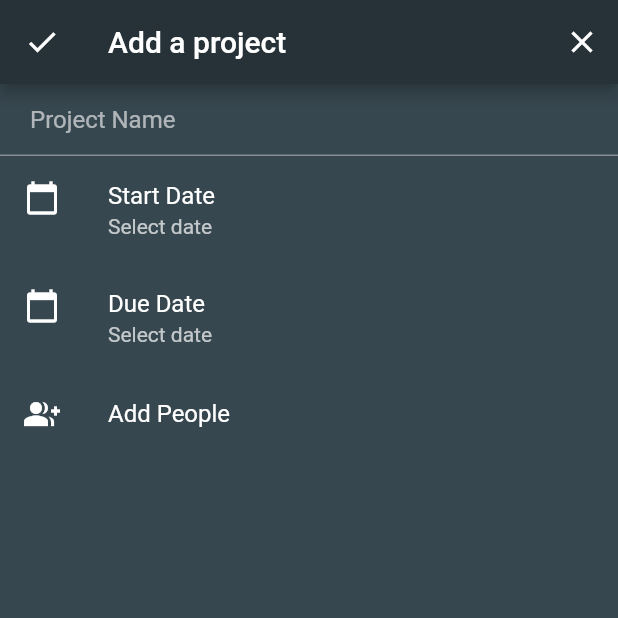
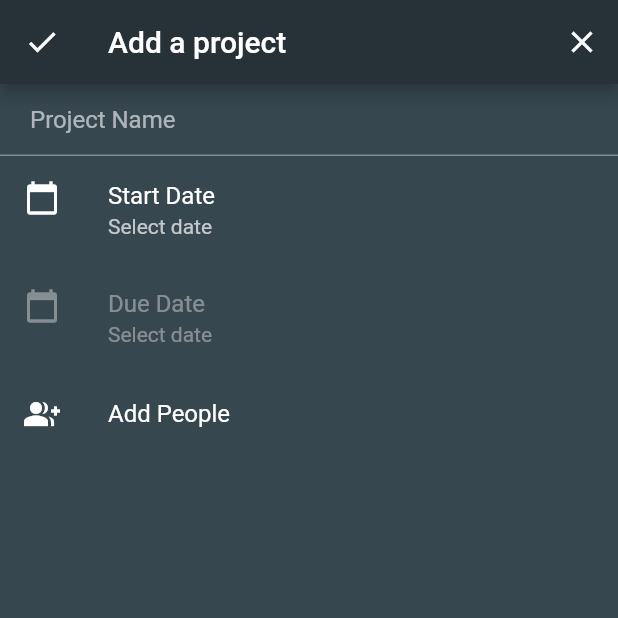
Before and after one commit to Masfik/tempo, a Flutter app: the AddProjectScreen screen opened by its route, on a phone screen of 412 x 824 dp, the top half of it. Run offline on Flutter 3.47's test engine with Material 2 defaults, Android fonts, the phone set to English and light mode, and no system bars; our stand-ins replace flutter_svg; missing offline and left inert: qrscan.

Commit message:
Created invariant for calendars + separated custom widget

```diff
--- a/client/lib/ui/pages/add_project.dart
+++ b/client/lib/ui/pages/add_project.dart
@@ -1,8 +1,14 @@
 import 'package:Tempo/models/project.dart';
 import 'package:Tempo/models/team.dart';
 import 'package:Tempo/models/user.dart';
+import 'package:Tempo/ui/widgets/project/calendar_tile.dart';
 import 'package:flutter/material.dart';
 import 'package:intl/intl.dart';
+
+enum CalendarType {
+  start,
+  due
+}
 
 class AddProjectScreen extends StatefulWidget {
   @override
@@ -35,7 +41,7 @@ class _AddProjectScreenState extends State<AddProjectScreen> {
                 project.people = people;
                 project.team = team;
               } catch(e) {
-
+                print(e);
               }
             }
           },
@@ -66,25 +72,16 @@ class _AddProjectScreenState extends State<AddProjectScreen> {
             Expanded(
               child: ListView(
                 children: <Widget>[
-                  ListTile(
-                    leading: Icon(
-                      Icons.calendar_today,
-                    ),
-                    title: Text('Start Date'),
-                    subtitle: Text(
-                        startDate != null ? DateFormat('E d MMM, y').format(startDate) : 'Select date'
-                    ),
-                    onTap: () => showCalendar(start: true),
+                  CalendarTile(
+                    title: 'Start Date',
+                    date: startDate,
+                    onTap: () => showCalendar(calendarType: CalendarType.start)
                   ),
-                  ListTile(
-                    leading: Icon(
-                      Icons.calendar_today,
-                    ),
-                    title: Text('Due Date'),
-                    subtitle: Text(
-                        dueDate != null ? DateFormat('E d MMM, y').format(dueDate) : 'Select date'
-                    ),
-                    onTap: () => showCalendar(start: false),
+                  CalendarTile(
+                    title: 'Due Date',
+                    date: dueDate,
+                    onTap: () => showCalendar(calendarType: CalendarType.due),
+                    enabled: startDate != null ? true : false,
                   ),
                   ListTile(
                     leading: Icon(
@@ -101,21 +98,32 @@ class _AddProjectScreenState extends State<AddProjectScreen> {
     );
   }
 
-  Future showCalendar({@required bool start}) async {
+  Future showCalendar({@required CalendarType calendarType}) async {
+    bool calendarStartType = calendarType == CalendarType.start;
+
+    DateTime now = DateTime.now();
+    now = DateTime(now.year, now.month, now.day);
+    DateTime initialDate = calendarStartType ? now : startDate;
+
     DateTime date = await showDatePicker(
       context: context,
-      initialDate: DateTime.now(),
-      firstDate: DateTime(DateTime.now().year),
-      lastDate: DateTime(DateTime.now().year + 20),
+      initialDate: initialDate,
+      firstDate: DateTime(initialDate.year),
+      lastDate: DateTime(initialDate.year + 20),
       selectableDayPredicate: (DateTime dateTime) {
-        DateTime now = DateTime.now();
+        DateTime sanitisedNow = calendarStartType ? now : startDate;
 
-        if (dateTime.isAfter(DateTime(now.year, now.month, now.day)))
+        if (dateTime.compareTo(sanitisedNow) >= 0)
           return true;
         return false;
       }
     );
-    if (start == true) setState(() => startDate = date);
+    if (calendarStartType) setState(() {
+      startDate = date;
+
+      if (dueDate != null && dueDate.compareTo(startDate) <= 0)
+        dueDate = null;
+    });
     else setState(() => dueDate = date);
   }
 }
--- /dev/null
+++ b/client/lib/ui/widgets/project/calendar_tile.dart
@@ -0,0 +1,36 @@
+import 'package:flutter/material.dart';
+import 'package:intl/intl.dart';
+
+class CalendarTile extends StatefulWidget {
+  final String title;
+  final DateTime date;
+  final Function onTap;
+  final bool enabled;
+
+  CalendarTile({
+    @required this.title,
+    @required this.date,
+    @required this.onTap,
+    this.enabled = true
+  });
+
+  @override
+  _CalendarTileState createState() => _CalendarTileState();
+}
+
+class _CalendarTileState extends State<CalendarTile> {
+  @override
+  Widget build(BuildContext context) {
+    return ListTile(
+      leading: Icon(
+        Icons.calendar_today,
+      ),
+      title: Text(widget.title),
+      subtitle: Text(
+          widget.date != null ? DateFormat('E d MMM, y').format(widget.date) : 'Select date'
+      ),
+      onTap: widget.onTap,
+      enabled: widget.enabled,
+    );
+  }
+}
```
